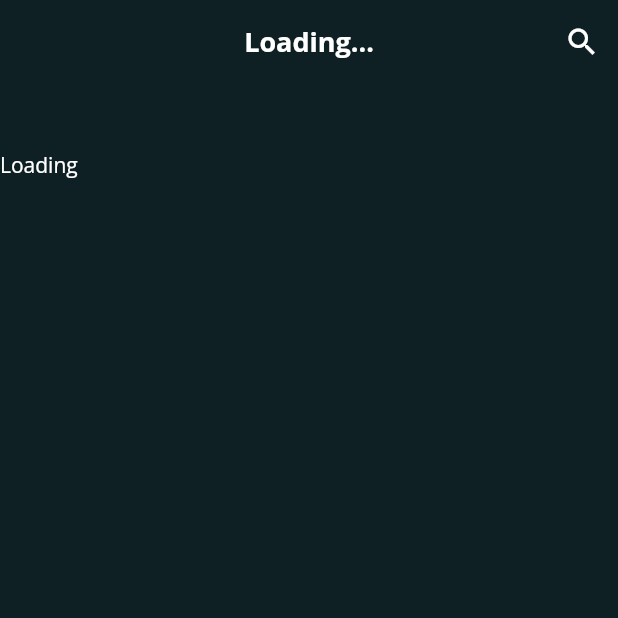
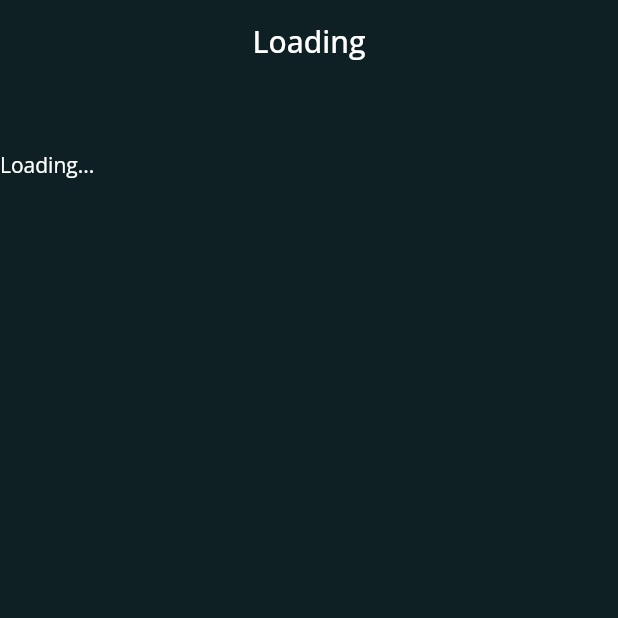
Before and after one commit to Melonai/fw, a Flutter app: the screen it shows after launch, on a phone screen of 412 x 824 dp, the top half of it. Run offline on Flutter 3.47's test engine with Material 2 defaults, Android fonts, the phone set to English and light mode, and no system bars; our stand-ins replace flutter_dotenv, google_fonts, location, weather.

Commit message:
Better pages and searching

```diff
--- a/lib/fw.dart
+++ b/lib/fw.dart
@@ -1,73 +1,65 @@
 import 'package:flutter/material.dart';
-import 'package:fw/constants.dart';
 import 'package:fw/pages/blank_page.dart';
 import 'package:fw/pages/loading_page.dart';
+import 'package:fw/pages/search_page.dart';
 import 'package:fw/pages/weather_page.dart';
 import 'package:fw/providers/weather_provider.dart';
+import 'package:google_fonts/google_fonts.dart';
 
-class FW extends StatefulWidget {
+class FW extends StatelessWidget {
   @override
-  State<StatefulWidget> createState() => _FWState();
+  Widget build(BuildContext context) {
+    return MaterialApp(
+      title: "FW",
+      theme: _createThemeData(Theme.of(context)),
+      initialRoute: "/",
+      routes: {
+        "/": (_context) => WeatherProvider(
+              child: _weatherPage(),
+            ),
+        "/city": (context) {
+          final location =
+              ModalRoute.of(context)!.settings.arguments! as String;
+
+          return WeatherProvider(
+            child: _weatherPage(),
+            location: location,
+          );
+        },
+        "/search": (_context) => SearchPage()
+      },
+    );
   }
 
-class _FWState extends State<FW> {
-  @override
-  Widget build(BuildContext context) {
-    return WeatherProvider(
-      child: Scaffold(
-        extendBodyBehindAppBar: true,
-        backgroundColor: FWColors.FW_BACKGROUND,
-        appBar: _createAppBar(),
-        body: SingleChildScrollView(
-          child: Column(
-            children: [
-              SizedBox(height: 100.0),
-              Builder(builder: (BuildContext pageContext) {
-                final currentWeather = WeatherProvider.of(pageContext);
+  Widget _weatherPage() {
+    return Builder(
+      builder: (context) {
+        final currentWeather = WeatherProvider.of(context);
 
         if (currentWeather.loading) {
           return LoadingPage();
         } else if (currentWeather.weather == null) {
           return BlankPage();
         } else {
-                  return WeatherPage(weather: currentWeather.weather!);
+          return WeatherPage(
+            weather: currentWeather.weather!,
+            location: currentWeather.location!,
+          );
         }
-              }),
-            ],
-          ),
-        ),
-      ),
+      },
     );
   }
 
-  AppBar _createAppBar() {
-    return AppBar(
-      backgroundColor: Colors.transparent,
-      elevation: 0,
-      centerTitle: true,
-      flexibleSpace: Container(
-        decoration: BoxDecoration(
-          gradient: LinearGradient(
-              begin: Alignment.topCenter,
-              end: Alignment.bottomCenter,
-              colors: [
-                FWColors.FW_BACKGROUND,
-                FWColors.FW_BACKGROUND.withOpacity(0)
-              ],
-              stops: [
-                0.25,
-                1
-              ]),
-        ),
-      ),
-      title: Builder(builder: (BuildContext context) {
-        final currentWeather = WeatherProvider.of(context);
-        return Text(
-          currentWeather.location ?? 'Loading...',
-          style: TextStyle(fontWeight: FontWeight.bold, fontSize: 18),
-        );
-      }),
-      actions: [IconButton(onPressed: () {}, icon: Icon(Icons.search))],
+  ThemeData _createThemeData(ThemeData currentThemeData) {
+    final openSansTheme =
+        GoogleFonts.openSansTextTheme(currentThemeData.textTheme);
+
+    return ThemeData(
+      brightness: Brightness.dark,
+      accentColor: Colors.white,
+      textTheme: openSansTheme.apply(bodyColor: Colors.white),
+      primaryTextTheme: openSansTheme.apply(bodyColor: Colors.white),
+      accentTextTheme: openSansTheme,
     );
   }
 }
--- a/lib/main.dart
+++ b/lib/main.dart
@@ -1,9 +1,6 @@
-import 'dart:ui';
-
 import 'package:flutter/material.dart';
 import 'package:flutter_dotenv/flutter_dotenv.dart';
 import 'package:fw/fw.dart';
-import 'package:google_fonts/google_fonts.dart';
 
 Future main() async {
   // Load the configuration file.
@@ -11,29 +8,5 @@ Future main() async {
   assert(dotenv.isEveryDefined(["OPENWEATHER_TOKEN"]),
       "Not all required environment variables were defined.");
 
-  runApp(App());
+  runApp(FW());
 }
-
-class App extends StatelessWidget {
-  @override
-  Widget build(BuildContext context) {
-    return MaterialApp(
-      title: "FW",
-      theme: _createThemeData(Theme.of(context)),
-      home: FW(),
-    );
-  }
-
-  ThemeData _createThemeData(ThemeData currentThemeData) {
-    final openSansTheme =
-        GoogleFonts.openSansTextTheme(currentThemeData.textTheme);
-
-    return ThemeData(
-      brightness: Brightness.dark,
-      accentColor: Colors.white,
-      textTheme: openSansTheme.apply(bodyColor: Colors.white),
-      primaryTextTheme: openSansTheme.apply(bodyColor: Colors.white),
-      accentTextTheme: openSansTheme,
-    );
-  }
-}
--- a/lib/pages/loading_page.dart
+++ b/lib/pages/loading_page.dart
@@ -1,8 +1,9 @@
 import 'package:flutter/material.dart';
+import 'package:fw/widgets/structural/fw_page.dart';
 
 class LoadingPage extends StatelessWidget {
   @override
   Widget build(BuildContext context) {
-    return Text("Loading");
+    return FWPage(child: Text("Loading..."), title: Text("Loading"));
   }
 }
--- a/lib/providers/weather_provider.dart
+++ b/lib/providers/weather_provider.dart
@@ -5,15 +5,21 @@ import 'package:weather/weather.dart';
 
 class WeatherProvider extends StatefulWidget {
   final Widget child;
+  final String? location;
 
-  const WeatherProvider({Key? key, required this.child}) : super(key: key);
+  const WeatherProvider({
+    Key? key,
+    required this.child,
+    this.location,
+  }) : super(key: key);
 
   static CurrentWeather of(BuildContext context) {
     return context.dependOnInheritedWidgetOfExactType<InheritedWeather>()!.data;
   }
 
   @override
-  CurrentWeather createState() => CurrentWeather(child: child);
+  CurrentWeather createState() =>
+      CurrentWeather(child: child, location: location);
 }
 
 class InheritedWeather extends InheritedWidget {
@@ -38,12 +44,17 @@ class CurrentWeather extends State<WeatherProvider> {
 
   CurrentWeather({
     required this.child,
+    this.location,
   });
 
   @override
   void initState() {
     super.initState();
-    setWeatherByCoordinates();
+    if (location != null) {
+      setWeatherByCity(location!);
+    } else {
+      setWeatherByCoordinates();
+    }
   }
 
   Future setWeatherByCity(String location) async {
@@ -83,11 +94,7 @@ class CurrentWeather extends State<WeatherProvider> {
       }
     }
 
-    print("got perms :)");
-
     final locationData = await location.getLocation();
-
-    print(locationData.toString());
 
     final wf = new WeatherFactory(dotenv.env['OPENWEATHER_TOKEN']!);
     final weather = await wf.currentWeatherByLocation(
--- /dev/null
+++ b/lib/widgets/structural/fw_page.dart
@@ -0,0 +1,61 @@
+import 'package:flutter/material.dart';
+
+import '../../constants.dart';
+
+class FWPage extends StatelessWidget {
+  final Widget child;
+  final Widget title;
+  final Widget? leading;
+  final List<Widget>? actions;
+
+  const FWPage({
+    Key? key,
+    required this.child,
+    required this.title,
+    this.leading,
+    this.actions,
+  }) : super(key: key);
+
+  @override
+  Widget build(BuildContext context) {
+    return Scaffold(
+      extendBodyBehindAppBar: true,
+      backgroundColor: FWColors.FW_BACKGROUND,
+      appBar: _createAppBar(),
+      body: SingleChildScrollView(
+        child: Column(
+          children: [
+            SizedBox(height: 100.0),
+            child,
+          ],
+        ),
+      ),
+    );
+  }
+
+  AppBar _createAppBar() {
+    return AppBar(
+      backgroundColor: Colors.transparent,
+      elevation: 0,
+      centerTitle: true,
+      flexibleSpace: Container(
+        decoration: BoxDecoration(
+          gradient: LinearGradient(
+              begin: Alignment.topCenter,
+              end: Alignment.bottomCenter,
+              colors: [
+                FWColors.FW_BACKGROUND,
+                FWColors.FW_BACKGROUND.withOpacity(0)
+              ],
+              stops: [
+                0.25,
+                1
+              ]),
+        ),
+      ),
+      title: this.title,
+      actions: this.actions,
+      leading: this.leading,
+    );
+  }
+}
```
Also changed, not shown: lib/pages/search_page.dart (added, +64 -0 lines), lib/pages/weather_page.dart (+37 -20 lines). Lines whose indentation alone changed are shown as unchanged.
